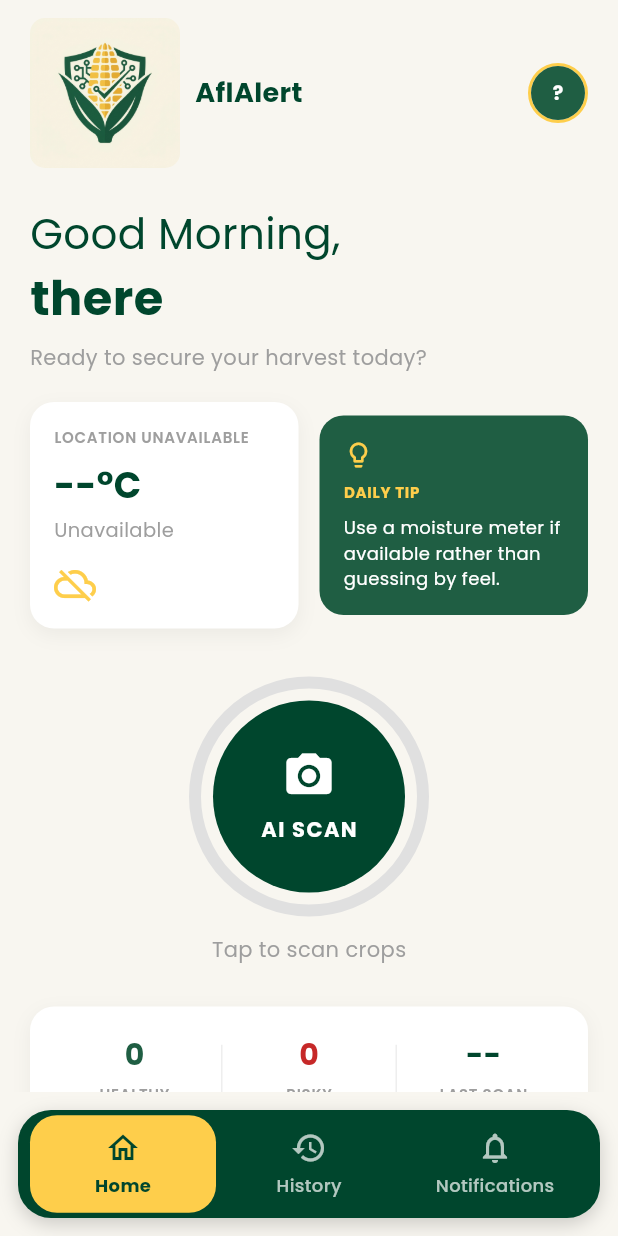
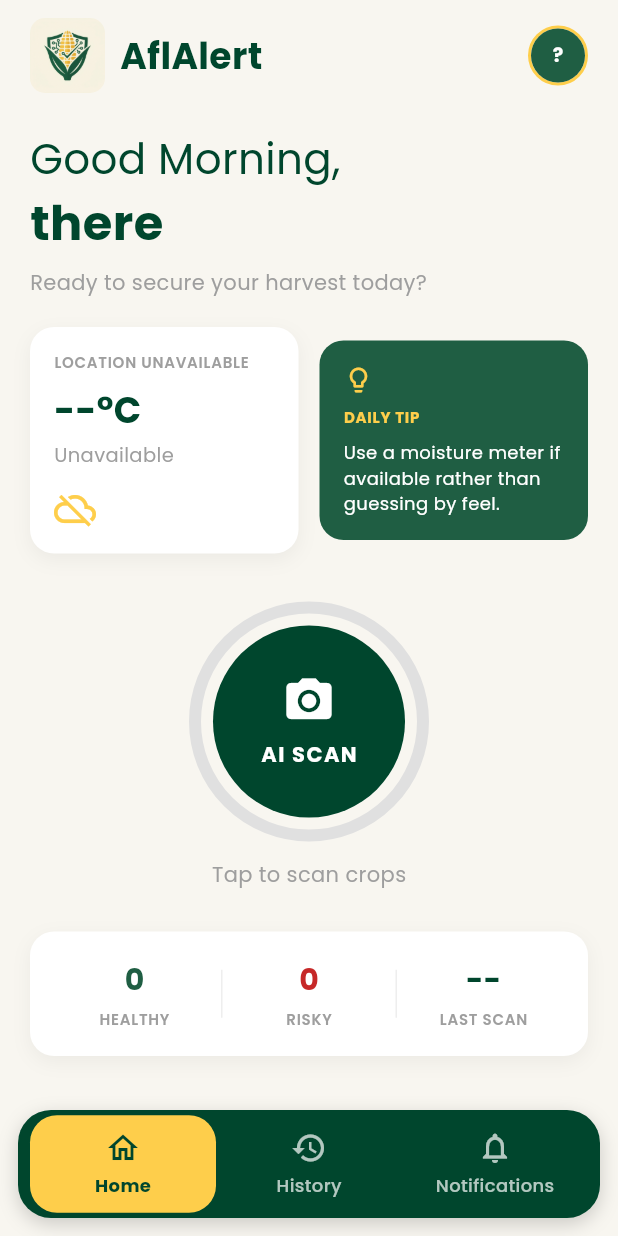
Before and after one commit to priscillanabachwa/AFLALERT, a Flutter app: the HomeScreen screen opened by its route, on a phone screen of 412 x 824 dp. Run offline on Flutter 3.47's test engine with Material 3 defaults, Android fonts, the light colour scheme and no system bars; our stand-ins replace camera, cloud_firestore, firebase_auth, firebase_core, firebase_storage, flutter_local_notifications and 7 more; missing offline and left inert: tflite_flutter; accounts and stored records are empty.

Commit message:
on the logo

```diff
--- a/lib/screens/home_screen.dart
+++ b/lib/screens/home_screen.dart
@@ -208,8 +208,8 @@ class _HomeScreenState extends State<HomeScreen> {
           borderRadius: BorderRadius.circular(10),
           child: Image.asset(
             'lib/assets/images/aflalert_logo.png',
-            width: 100,
-            height: 100,
+            width: 50,
+            height: 50,
             fit: BoxFit.cover,
             errorBuilder: (context, error, stackTrace) => Container(
               padding: const EdgeInsets.all(8),
@@ -230,7 +230,7 @@ class _HomeScreenState extends State<HomeScreen> {
           child: Text(
             'AflAlert',
             style: TextStyle(
-              fontSize: 18,
+              fontSize: 24,
               fontWeight: FontWeight.bold,
               color: AppColors.primary,
             ),
```
